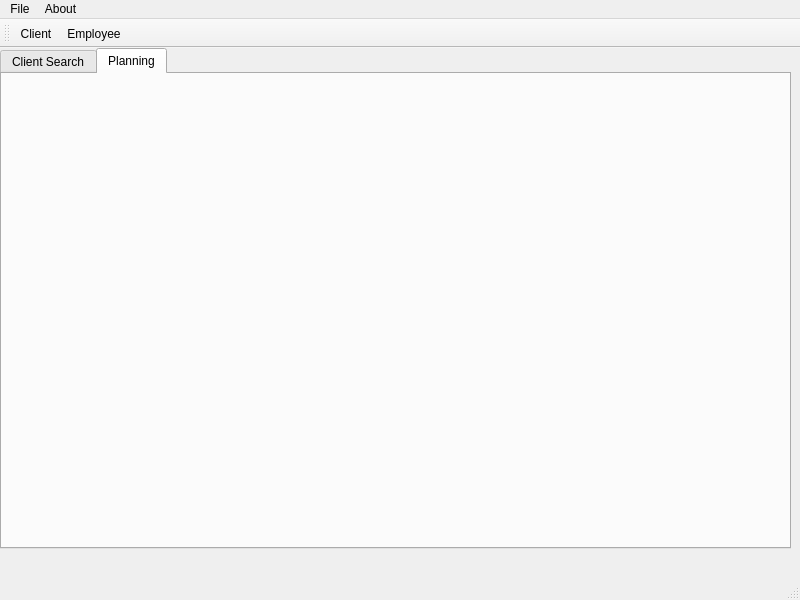
This is mainwindow.ui in mariedegen/QtProject as Qt 5 draws it before an edit. The edited form follows.
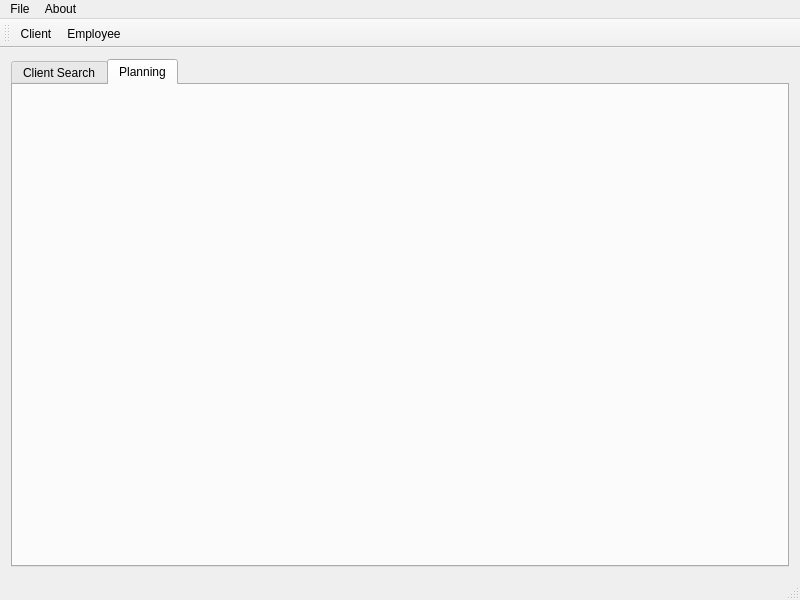
This is the edited form. Icons and pictures are not drawn.

Diff of the .ui file:
```diff
--- a/mainwindow.ui
+++ b/mainwindow.ui
@@ -18,14 +18,11 @@
     <normaloff>:/icon/unicorn.ico</normaloff>:/icon/unicorn.ico</iconset>
   </property>
   <widget class="QWidget" name="centralWidget">
+   <layout class="QGridLayout" name="gridLayout">
+    <item row="0" column="0">
    <widget class="QTabWidget" name="tabWidget">
-    <property name="geometry">
-     <rect>
-      <x>0</x>
-      <y>0</y>
-      <width>791</width>
-      <height>501</height>
-     </rect>
+      <property name="autoFillBackground">
+       <bool>true</bool>
     </property>
     <property name="locale">
      <locale language="English" country="UnitedStates"/>
@@ -42,9 +39,6 @@
     <property name="movable">
      <bool>false</bool>
     </property>
-    <property name="tabBarAutoHide">
-     <bool>false</bool>
-    </property>
     <widget class="QWidget" name="ClientSearch">
      <attribute name="title">
       <string>Client Search</string>
@@ -56,6 +50,8 @@
      </attribute>
     </widget>
    </widget>
+    </item>
+   </layout>
   </widget>
   <widget class="QMenuBar" name="menuBar">
    <property name="geometry">
```
Lines whose indentation alone changed are shown as unchanged.
